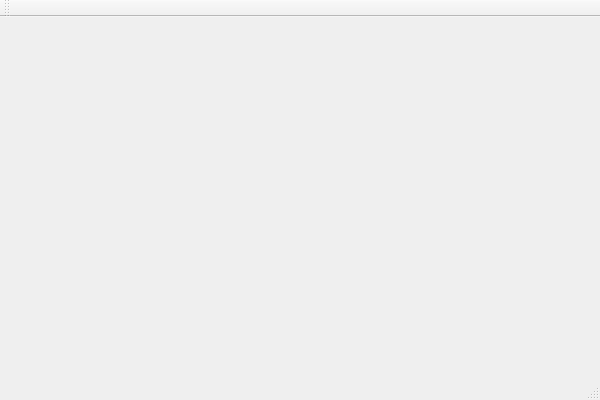
First picture: the form in src/mainWindow.ui, repository deepakagg/tux4kids-admin, before the edit.
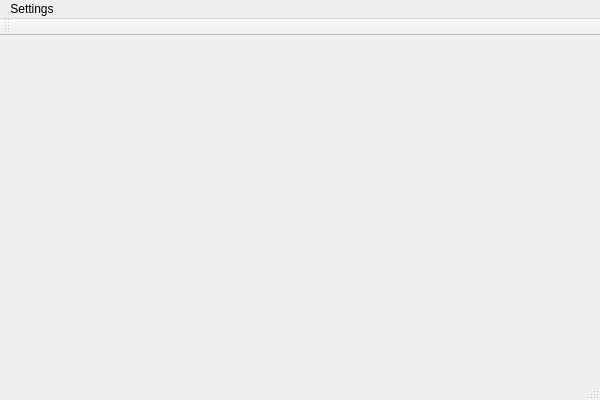
Second picture: the form after the edit.

```diff
--- a/src/mainWindow.ui
+++ b/src/mainWindow.ui
@@ -12,13 +12,40 @@
   <property name="windowTitle" >
    <string>MainWindow</string>
   </property>
-  <widget class="QMenuBar" name="menuBar" />
-  <widget class="QToolBar" name="mainToolBar" />
   <widget class="QWidget" name="centralWidget" />
+  <widget class="QMenuBar" name="menuBar" >
+   <property name="geometry" >
+    <rect>
+     <x>0</x>
+     <y>0</y>
+     <width>600</width>
+     <height>30</height>
+    </rect>
+   </property>
+   <widget class="QMenu" name="menuSettings" >
+    <property name="title" >
+     <string>Settings</string>
+    </property>
+    <addaction name="actionPlugins" />
+   </widget>
+   <addaction name="menuSettings" />
+  </widget>
+  <widget class="QToolBar" name="mainToolBar" >
+   <attribute name="toolBarArea" >
+    <enum>TopToolBarArea</enum>
+   </attribute>
+   <attribute name="toolBarBreak" >
+    <bool>false</bool>
+   </attribute>
+  </widget>
   <widget class="QStatusBar" name="statusBar" />
+  <action name="actionPlugins" >
+   <property name="text" >
+    <string>Plugins...</string>
+   </property>
+  </action>
  </widget>
- <layoutDefault spacing="6" margin="11" />
- <pixmapfunction></pixmapfunction>
+ <layoutdefault spacing="6" margin="11" />
  <resources/>
  <connections/>
 </ui>
```
Left out of the diff: 2 changed lines with no effect on the pictures.
